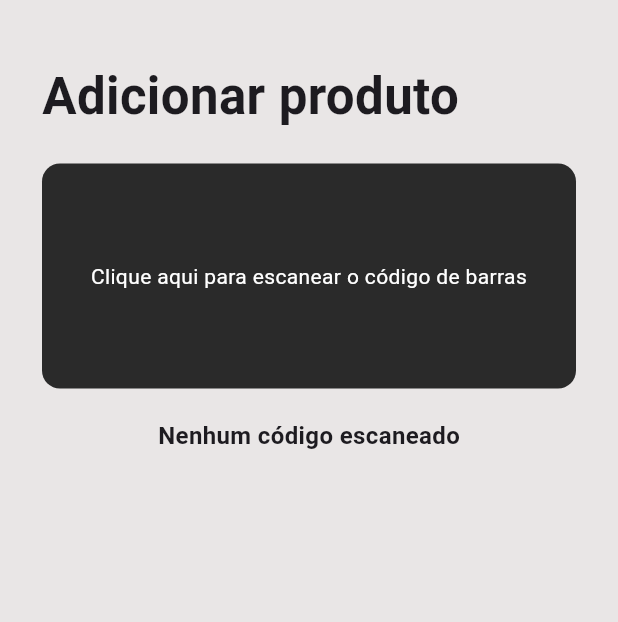
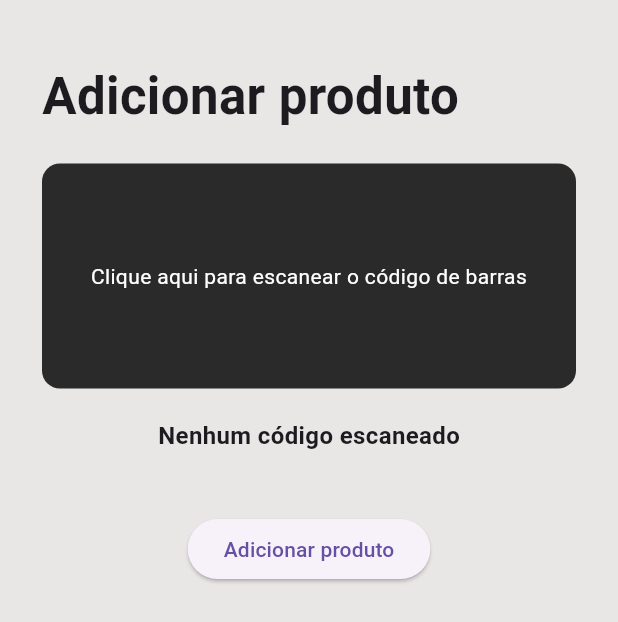
Before and after one commit to formatechsolutions/Buscador-de-pre-o, a Flutter app: the AddProductPageScreen screen opened directly, on a phone screen of 412 x 824 dp. Shown: the top 622 px of the screen. Run offline on Flutter 3.47's test engine with Material 3 defaults, Android fonts, the phone set to English and light mode, and no system bars; our stand-ins replace flutter_secure_storage, get, permission_handler, shared_preferences; missing offline and left inert: barcode_scan2; accounts and stored records are empty.

Commit message:
Refactor code and Fix Bug interface

```diff
--- a/lib/core/backend/backend_connection.dart
+++ b/lib/core/backend/backend_connection.dart
@@ -4,7 +4,7 @@ import 'package:http/http.dart' as http;
 import 'package:shared_preferences/shared_preferences.dart';
 
 class BackendConnection {
-  final String backendUrl = 'https://22f4-179-49-254-164.ngrok-free.app/api';
+  final String backendUrl = 'https://84e6-179-49-254-164.ngrok-free.app/api';
   final String backendUrlRender = 'https://buscapreco-backend.onrender.com/api';
 
   Future<http.Response?> _tryRequest(
--- a/lib/core/pages/custom/appBar/simpleAppBar/simple_app_bar.dart
+++ b/lib/core/pages/custom/appBar/simpleAppBar/simple_app_bar.dart
@@ -19,7 +19,7 @@ class SimpleAppBar extends StatelessWidget implements PreferredSizeWidget {
         child: IconButton(
           icon: const Icon(Icons.arrow_back),
           color: ColorsTheme.textBlack,
-          onPressed: () => customOnpressed != null ? customOnpressed!() : Get.back(),
+          onPressed: customOnpressed ?? () => Get.back(),
         ),
       ),
     );
--- a/lib/core/pages/custom/colors_controller.dart
+++ b/lib/core/pages/custom/colors_controller.dart
@@ -10,14 +10,20 @@ class ColorController extends GetxController {
 }
 
 class ColorsTheme {
+  static const Color primary = Color(0xFF304FFE);
+
+  // White
+  static const Color inputDefaultColor = Color(0xFFB8B8B8);
+  static const Color backgroundWhite = Color(0xFFFFFFFF);
   static const Color backgroundApp = Color.fromARGB(255, 233, 230, 230);
-  static const Color backgroundWhite = Color(0xFFFFFFFF);
+  static const Color textWhite = Color(0xFFFFFFFF);
+
+  // Black
   static const Color backgroundBlack = Color.fromARGB(255, 0, 0, 0);
-  static const Color primary = Color(0xFF304FFE);
+  static const Color textBlack = Color(0xFF000000);
+
+  // Grey
+  static const Color transparentGrey = Color.fromARGB(255, 183, 183, 184);
   static const Color buttonGrey = Color.fromARGB(255, 183, 183, 184);
-  static const Color transparentGrey = Color.fromARGB(255, 183, 183, 184);
-  static const Color textWhite = Color(0xFFFFFFFF);
-  static const Color textBlack = Color(0xFF000000);
   static const Color textGrey = Color(0xFF2A2A2A);
-  static const Color inputDefaultColor = Color(0xFFB8B8B8);
 }
--- a/lib/core/pages/home/screens/add_product_page_screen.dart
+++ b/lib/core/pages/home/screens/add_product_page_screen.dart
@@ -175,6 +175,13 @@ class AddProductPageScreen extends StatelessWidget {
                   ),
                 ),
               ) : const SizedBox.shrink(),
+              const SizedBox(height: 20),
+              Center(
+                child: ElevatedButton(
+                  onPressed: () => controller.barCode.value += 'a',
+                  child: const Text('Adicionar produto'),
+                ),
+              ),
             ],
           ),
         ),
--- a/lib/core/pages/home/screens/config_page_screen.dart
+++ b/lib/core/pages/home/screens/config_page_screen.dart
@@ -1,6 +1,7 @@
 import 'package:busca_preco/core/pages/custom/colors_controller.dart';
 import 'package:busca_preco/core/pages/home/screens/components/label_buttons.dart';
 import 'package:busca_preco/core/pages/home/screens/controllers/config_page_controller.dart';
+import 'package:busca_preco/core/routes/routes.dart';
 import 'package:flutter/material.dart';
 import 'package:get/get.dart';
 
@@ -28,7 +29,7 @@ class ConfigPageScreen extends StatelessWidget {
             const SizedBox(height: 34),
             Column(
               children: [
-                LabelButtons(type: TypeButtonLabel.primary, title: 'Conta', prefixIcon: Icons.person, suffixIcon: Icons.arrow_forward_ios_rounded),
+                LabelButtons(type: TypeButtonLabel.primary, title: 'Conta', prefixIcon: Icons.person, suffixIcon: Icons.arrow_forward_ios_rounded, onTap: () => Get.toNamed(Routes.profile)),
                 const SizedBox(height: 20),
                 LabelButtons(type: TypeButtonLabel.primary, title: 'Notificações', prefixIcon: Icons.notifications, suffixIcon: Icons.arrow_forward_ios_rounded),
                 const SizedBox(height: 20),
--- a/lib/core/pages/index/components/announcement_page.dart
+++ b/lib/core/pages/index/components/announcement_page.dart
@@ -15,6 +15,8 @@ class AnnouncementComponent extends StatelessWidget {
 
   @override
   Widget build(BuildContext context) {
+    var size = MediaQuery.of(context).size;
+
     return Obx(() {
       return Container(
         color: ColorController().backgroundColor.value,
@@ -32,6 +34,7 @@ class AnnouncementComponent extends StatelessWidget {
               repeat: ImageRepeat.noRepeat,
               filterQuality: FilterQuality.high,
               alignment: Alignment.center,
+              width: size.width * 0.4,
             ),
             const SizedBox(height: 64),
             Row(
@@ -58,7 +61,7 @@ class AnnouncementComponent extends StatelessWidget {
                       ? "Organize e\nacompanhe seus\nprodutos com\nfacilidade."
                       : "Desfrute da melhor\nperformance do\nmercado!",
               style: const TextStyle(
-                fontSize: 35,
+                fontSize: 32,
                 fontWeight: FontWeight.bold,
                 color: ColorsTheme.textGrey,
               ),
--- a/lib/core/pages/login/login_page.dart
+++ b/lib/core/pages/login/login_page.dart
@@ -1,5 +1,7 @@
+import 'package:busca_preco/core/routes/routes.dart';
 import 'package:flutter/gestures.dart';
 import 'package:flutter/material.dart';
+import 'package:get/get.dart';
 import '../custom/appBar/simpleAppBar/simple_app_bar.dart';
 import '../custom/button/custom_button.dart';
 import '../custom/colors_controller.dart';
@@ -18,7 +20,7 @@ class LoginPage extends StatelessWidget {
     return Scaffold(
       body: Column(
         children: [
-          const SimpleAppBar(),
+          SimpleAppBar(customOnpressed: () => Get.toNamed(Routes.index)),
           Expanded(
             child: SingleChildScrollView(
               child: Padding(
--- a/lib/core/routes/routes.dart
+++ b/lib/core/routes/routes.dart
@@ -1,4 +1,5 @@
 import 'package:busca_preco/core/pages/home/home_page.dart';
+import 'package:busca_preco/core/pages/home/screens/profile_page.dart';
 import 'package:busca_preco/core/pages/reset_password/reset_password.dart';
 
 import '../pages/index/index_page.dart';
@@ -10,6 +11,7 @@ class Routes {
   static const String login = '/login';
   static const String resetPassword = '/reset-password';
   static const String home = '/home';
+  static const String profile = '/profile';
 
   static final routes = <GetPage<dynamic>>[
     GetPage(
@@ -21,6 +23,10 @@ class Routes {
       page: LoginPage.new,
     ),
     GetPage(
+      name: profile,
+      page: ProfilePage.new,
+    ),
+    GetPage(
       name: resetPassword,
       page: ResetPassword.new,
     ),
--- a/lib/core/utils/navigation/app_navigation.dart
+++ b/lib/core/utils/navigation/app_navigation.dart
@@ -1,3 +1,4 @@
+import 'package:busca_preco/core/pages/custom/colors_controller.dart';
 import 'package:flutter/material.dart';
 
 class AppNavigation extends StatelessWidget {
@@ -37,7 +38,7 @@ class AppNavigation extends StatelessWidget {
           selectedFontSize: 14.0,
           unselectedFontSize: 12.0,
           iconSize: 28.0,
-          selectedItemColor: Colors.blue,
+          selectedItemColor: ColorsTheme.primary,
           unselectedItemColor: Colors.grey,
         ),
       ),
--- a/pubspec.yaml
+++ b/pubspec.yaml
@@ -19,6 +19,7 @@ dependencies:
   email_validator: ^3.0.0
   permission_handler: ^11.3.1
   barcode_scan2: ^4.3.3
+  skynexui_responsive_stylesheet: ^1.11.0
 
 dev_dependencies:
   flutter_test:
```
Also changed, not shown: lib/core/pages/home/screens/profile_page.dart (added, +26 -0 lines), lib/core/pages/index/index_page.dart (+10 -8 lines), pubspec.lock.
